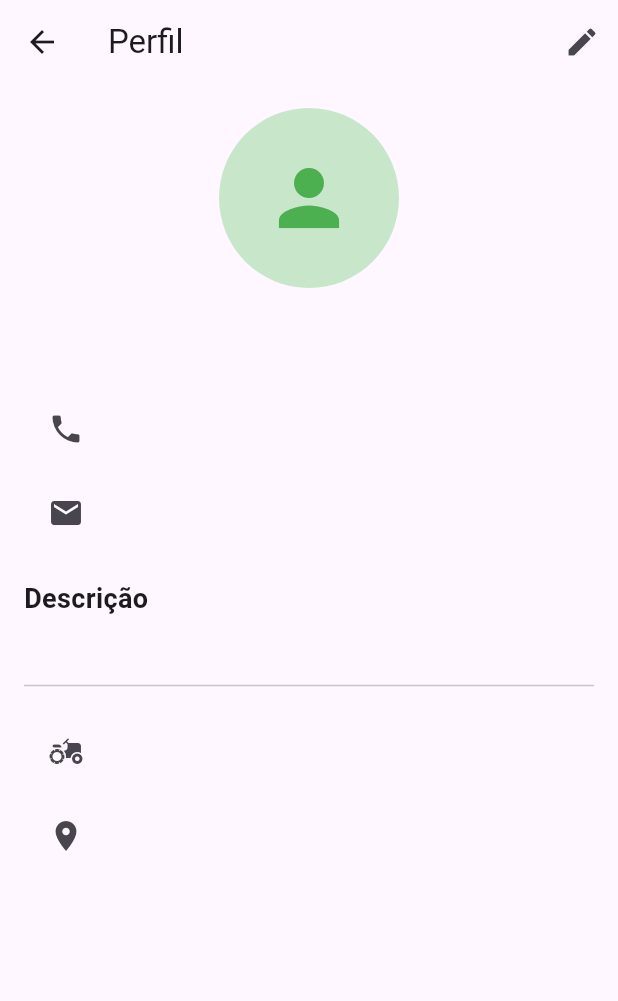
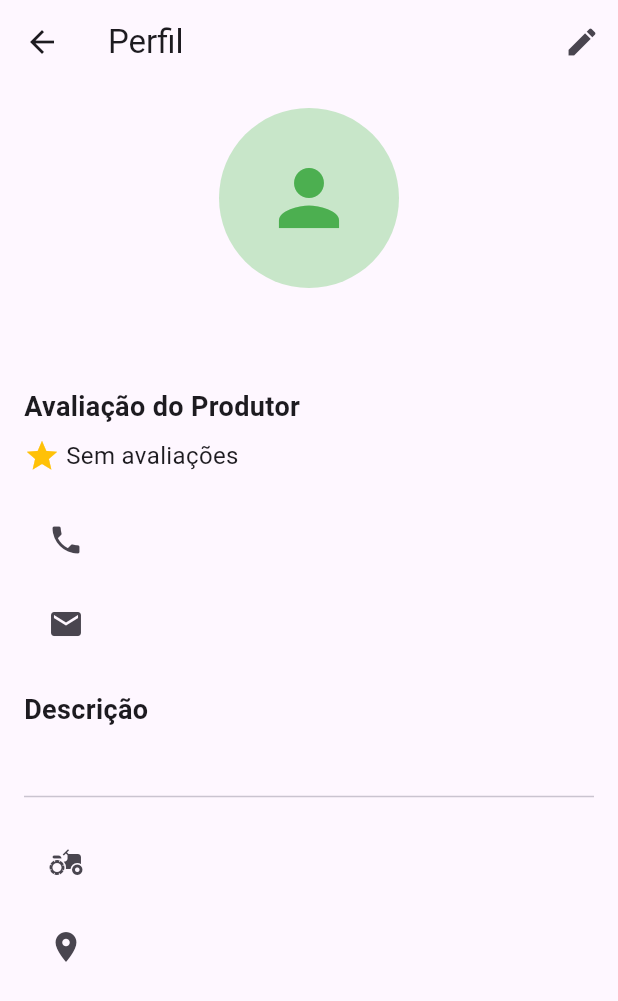
Before and after one commit to PedroFSerra-Uni/CMProject, a Flutter app: the ProfileScreen screen opened by its route, on a phone screen of 412 x 824 dp. Shown: the top 1001 px of the screen. Run offline on Flutter 3.47's test engine with Material 3 defaults, Android fonts, the phone set to English and light mode, and no system bars; our stand-ins replace cloud_firestore, firebase_auth, firebase_core, firebase_database, image_picker; accounts and stored records are empty.

Commit message:
Profile com avaliações (Esqueci de por com a base de dados)

```diff
--- a/lib/screens/profile_view_screen.dart
+++ b/lib/screens/profile_view_screen.dart
@@ -14,6 +14,9 @@ class ProfileScreen extends StatefulWidget {
 class _ProfileScreenState extends State<ProfileScreen> {
   final _auth = FirebaseAuth.instance;
   final _firestore = FirebaseFirestore.instance;
+
+  double ratingAverage = 0.0;
+  int ratingCount = 0;
 
   String name = '';
   String email = '';
@@ -42,6 +45,20 @@ class _ProfileScreenState extends State<ProfileScreen> {
         description = data['description'] ?? '';
         farmName = data['farmName'] ?? '';
         location = data['location'] ?? '';
+
+        // ⭐ Rating
+        if (data.containsKey('ratingList') && data['ratingList'] is List) {
+          final List<dynamic> ratings = data['ratingList'];
+          ratingCount = ratings.length;
+          if (ratingCount > 0) {
+            final sum = ratings.fold<num>(0, (acc, val) => acc + (val ?? 0));
+            ratingAverage = sum / ratingCount;
+          }
+        } else {
+          // Alternativa: usa campos ratingAvg e ratingCount se existirem diretamente
+          ratingAverage = (data['ratingAvg'] ?? 0).toDouble();
+          ratingCount = data['ratingCount'] ?? 0;
+        }
       });
     }
   }
@@ -82,8 +99,36 @@ class _ProfileScreenState extends State<ProfileScreen> {
             ),
             const SizedBox(height: 16),
             Center(
-              child: Text(name, style: const TextStyle(fontSize: 24, fontWeight: FontWeight.bold)),
+              child: Text(
+                name,
+                style: const TextStyle(fontSize: 24, fontWeight: FontWeight.bold),
+              ),
             ),
+            const SizedBox(height: 16),
+
+            // ⭐ Avaliação do Produtor
+            const Text(
+              'Avaliação do Produtor',
+              style: TextStyle(fontSize: 18, fontWeight: FontWeight.bold),
+            ),
+            const SizedBox(height: 8),
+            Row(
+              children: [
+                const Icon(Icons.star, color: Colors.amber),
+                const SizedBox(width: 4),
+                Text(
+                  ratingCount > 0 ? '${ratingAverage.toStringAsFixed(1)} / 5' : 'Sem avaliações',
+                  style: const TextStyle(fontSize: 16),
+                ),
+                const SizedBox(width: 8),
+                if (ratingCount > 0)
+                  Text(
+                    '($ratingCount avaliação${ratingCount > 1 ? 's' : ''})',
+                    style: const TextStyle(color: Colors.grey),
+                  ),
+              ],
+            ),
+
             const SizedBox(height: 16),
             ListTile(
               leading: const Icon(Icons.phone),
@@ -94,7 +139,10 @@ class _ProfileScreenState extends State<ProfileScreen> {
               title: Text(email),
             ),
             const SizedBox(height: 16),
-            const Text('Descrição', style: TextStyle(fontSize: 18, fontWeight: FontWeight.bold)),
+            const Text(
+              'Descrição',
+              style: TextStyle(fontSize: 18, fontWeight: FontWeight.bold),
+            ),
             const SizedBox(height: 8),
             Text(description),
             const Divider(height: 32),
```
